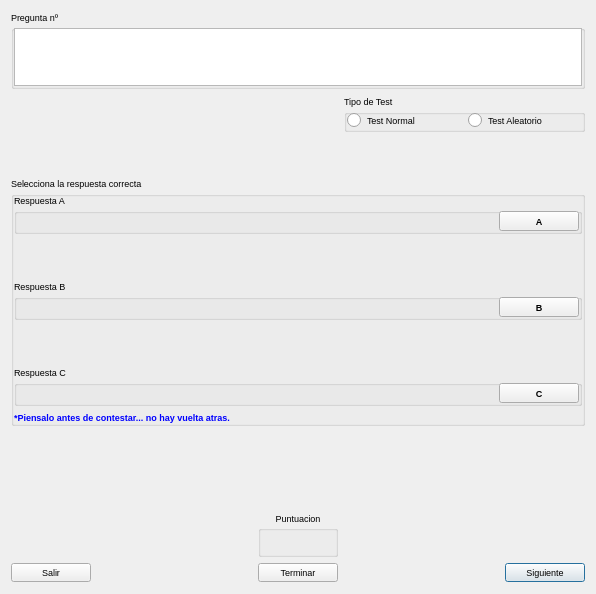
The window that examen.ui (kapyderi/recoverdrake-v3) describes before a commit, drawn with Qt 5.
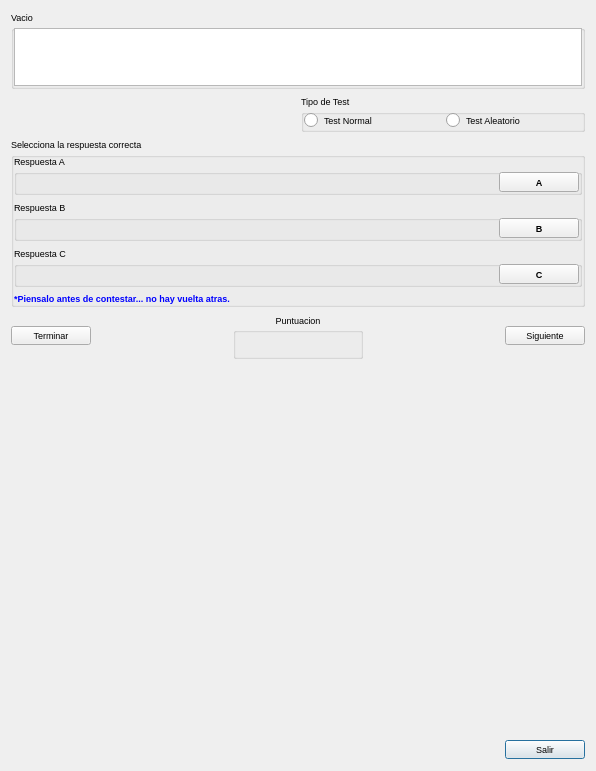
The same window after the commit. Icons and pictures are not drawn.

```diff
--- a/examen.ui
+++ b/examen.ui
@@ -7,7 +7,7 @@
     <x>0</x>
     <y>0</y>
     <width>596</width>
-    <height>594</height>
+    <height>771</height>
    </rect>
   </property>
   <property name="font">
@@ -25,13 +25,212 @@
   <property name="styleSheet">
    <string notr="true"/>
   </property>
-  <layout class="QGridLayout" name="gridLayout">
-   <item row="0" column="0" colspan="6">
-    <widget class="QGroupBox" name="groupBox">
+  <layout class="QGridLayout" name="gridLayout_10">
+   <item row="7" column="0" colspan="2">
+    <layout class="QGridLayout" name="gridLayout_9">
+     <item row="0" column="0">
+      <spacer name="horizontalSpacer">
+       <property name="orientation">
+        <enum>Qt::Horizontal</enum>
+       </property>
+       <property name="sizeHint" stdset="0">
+        <size>
+         <width>40</width>
+         <height>20</height>
+        </size>
+       </property>
+      </spacer>
+     </item>
+     <item row="0" column="1">
+      <widget class="QPushButton" name="pushButton_2">
+       <property name="toolTip">
+        <string>Nos vamos..</string>
+       </property>
+       <property name="statusTip">
+        <string>Nos vamos..</string>
+       </property>
+       <property name="whatsThis">
+        <string>Nos vamos..</string>
+       </property>
+       <property name="text">
+        <string>Salir</string>
+       </property>
+       <property name="icon">
+        <iconset resource="recoverdrake.qrc">
+         <normaloff>:/Imagenes/puerta.png</normaloff>:/Imagenes/puerta.png</iconset>
+       </property>
+       <property name="iconSize">
+        <size>
+         <width>25</width>
+         <height>25</height>
+        </size>
+       </property>
+      </widget>
+     </item>
+    </layout>
+   </item>
+   <item row="3" column="0" colspan="2">
+    <layout class="QGridLayout" name="gridLayout">
+     <item row="0" column="4">
+      <widget class="QLabel" name="label_8">
+       <property name="styleSheet">
+        <string notr="true">font: 18pt &quot;Sans Serif&quot;;
+color: rgb(255, 0, 0);
+font: bold;</string>
+       </property>
+       <property name="text">
+        <string/>
+       </property>
+       <property name="alignment">
+        <set>Qt::AlignCenter</set>
+       </property>
+      </widget>
+     </item>
+     <item row="0" column="2">
+      <widget class="QLabel" name="label">
+       <property name="sizePolicy">
+        <sizepolicy hsizetype="Minimum" vsizetype="Preferred">
+         <horstretch>0</horstretch>
+         <verstretch>0</verstretch>
+        </sizepolicy>
+       </property>
+       <property name="styleSheet">
+        <string notr="true">font: 18pt &quot;Sans Serif&quot;;
+color: rgb(0, 0, 255);
+font: bold;</string>
+       </property>
+       <property name="text">
+        <string/>
+       </property>
+       <property name="alignment">
+        <set>Qt::AlignCenter</set>
+       </property>
+      </widget>
+     </item>
+     <item row="0" column="3">
+      <widget class="QGroupBox" name="groupBox_5">
+       <property name="title">
+        <string>Puntuacion</string>
+       </property>
+       <property name="alignment">
+        <set>Qt::AlignCenter</set>
+       </property>
+       <property name="flat">
+        <bool>false</bool>
+       </property>
+       <layout class="QGridLayout" name="gridLayout_6">
+        <property name="leftMargin">
+         <number>0</number>
+        </property>
+        <property name="topMargin">
+         <number>0</number>
+        </property>
+        <property name="rightMargin">
+         <number>0</number>
+        </property>
+        <property name="bottomMargin">
+         <number>0</number>
+        </property>
+        <item row="0" column="0">
+         <widget class="QLabel" name="label_2">
+          <property name="styleSheet">
+           <string notr="true">font: 12pt &quot;Sans Serif&quot;;
+font: bold;</string>
+          </property>
+          <property name="text">
+           <string/>
+          </property>
+          <property name="alignment">
+           <set>Qt::AlignCenter</set>
+          </property>
+         </widget>
+        </item>
+        <item row="1" column="0">
+         <widget class="QLabel" name="label_9">
+          <property name="styleSheet">
+           <string notr="true">font: 12pt &quot;Sans Serif&quot;;
+font: bold;</string>
+          </property>
+          <property name="text">
+           <string/>
+          </property>
+          <property name="alignment">
+           <set>Qt::AlignCenter</set>
+          </property>
+         </widget>
+        </item>
+       </layout>
+      </widget>
+     </item>
+     <item row="0" column="5">
+      <widget class="QPushButton" name="pushButton_6">
+       <property name="sizePolicy">
+        <sizepolicy hsizetype="Fixed" vsizetype="Fixed">
+         <horstretch>0</horstretch>
+         <verstretch>0</verstretch>
+        </sizepolicy>
+       </property>
+       <property name="layoutDirection">
+        <enum>Qt::LeftToRight</enum>
+       </property>
+       <property name="text">
+        <string>Siguiente</string>
+       </property>
+       <property name="icon">
+        <iconset resource="recoverdrake.qrc">
+         <normaloff>:/Imagenes/derecha.jpeg</normaloff>:/Imagenes/derecha.jpeg</iconset>
+       </property>
+       <property name="iconSize">
+        <size>
+         <width>25</width>
+         <height>25</height>
+        </size>
+       </property>
+       <property name="autoDefault">
+        <bool>true</bool>
+       </property>
+      </widget>
+     </item>
+     <item row="0" column="0">
+      <widget class="QPushButton" name="pushButton_7">
+       <property name="sizePolicy">
+        <sizepolicy hsizetype="Fixed" vsizetype="Fixed">
+         <horstretch>0</horstretch>
+         <verstretch>0</verstretch>
+        </sizepolicy>
+       </property>
+       <property name="text">
+        <string>Terminar</string>
+       </property>
+       <property name="icon">
+        <iconset resource="recoverdrake.qrc">
+         <normaloff>:/Imagenes/bad.png</normaloff>:/Imagenes/bad.png</iconset>
+       </property>
+       <property name="iconSize">
+        <size>
+         <width>25</width>
+         <height>25</height>
+        </size>
+       </property>
+       <property name="autoDefault">
+        <bool>true</bool>
+       </property>
+      </widget>
+     </item>
+    </layout>
+   </item>
+   <item row="1" column="1">
+    <widget class="QGroupBox" name="groupBox_6">
+     <property name="sizePolicy">
+      <sizepolicy hsizetype="Preferred" vsizetype="Fixed">
+       <horstretch>0</horstretch>
+       <verstretch>0</verstretch>
+      </sizepolicy>
+     </property>
      <property name="title">
-      <string>Pregunta nº</string>
+      <string>Tipo de Test</string>
      </property>
-     <layout class="QGridLayout" name="gridLayout_2">
+     <layout class="QGridLayout" name="gridLayout_7">
       <property name="leftMargin">
        <number>0</number>
       </property>
@@ -44,70 +243,31 @@
       <property name="bottomMargin">
        <number>0</number>
       </property>
-      <item row="1" column="0">
-       <widget class="QTextEdit" name="textEdit">
-        <property name="maximumSize">
-         <size>
-          <width>16777215</width>
-          <height>58</height>
-         </size>
+      <item row="0" column="0">
+       <widget class="QRadioButton" name="radioButton">
+        <property name="text">
+         <string>Test Normal</string>
+        </property>
+       </widget>
+      </item>
+      <item row="0" column="1">
+       <widget class="QRadioButton" name="radioButton_2">
+        <property name="text">
+         <string>Test Aleatorio</string>
         </property>
        </widget>
       </item>
      </layout>
     </widget>
    </item>
-   <item row="10" column="5">
-    <widget class="QPushButton" name="pushButton_6">
-     <property name="layoutDirection">
-      <enum>Qt::RightToLeft</enum>
-     </property>
-     <property name="text">
-      <string>Siguiente</string>
-     </property>
-     <property name="icon">
-      <iconset resource="recoverdrake.qrc">
-       <normaloff>:/Imagenes/derecha.jpeg</normaloff>:/Imagenes/derecha.jpeg</iconset>
-     </property>
-     <property name="iconSize">
-      <size>
-       <width>25</width>
-       <height>25</height>
-      </size>
-     </property>
-     <property name="autoDefault">
-      <bool>true</bool>
-     </property>
-    </widget>
-   </item>
-   <item row="10" column="1">
-    <spacer name="horizontalSpacer">
-     <property name="orientation">
-      <enum>Qt::Horizontal</enum>
-     </property>
-     <property name="sizeHint" stdset="0">
-      <size>
-       <width>40</width>
-       <height>20</height>
-      </size>
-     </property>
-    </spacer>
-   </item>
-   <item row="10" column="4">
-    <spacer name="horizontalSpacer_2">
-     <property name="orientation">
-      <enum>Qt::Horizontal</enum>
-     </property>
-     <property name="sizeHint" stdset="0">
-      <size>
-       <width>40</width>
-       <height>20</height>
-      </size>
-     </property>
-    </spacer>
-   </item>
-   <item row="3" column="0" colspan="6">
+   <item row="2" column="0" colspan="2">
     <widget class="QGroupBox" name="groupBox_7">
+     <property name="sizePolicy">
+      <sizepolicy hsizetype="Preferred" vsizetype="Fixed">
+       <horstretch>0</horstretch>
+       <verstretch>0</verstretch>
+      </sizepolicy>
+     </property>
      <property name="title">
       <string>Selecciona la respuesta correcta</string>
      </property>
@@ -125,19 +285,6 @@
        <number>0</number>
       </property>
       <item row="1" column="0">
-       <spacer name="verticalSpacer_4">
-        <property name="orientation">
-         <enum>Qt::Vertical</enum>
-        </property>
-        <property name="sizeHint" stdset="0">
-         <size>
-          <width>20</width>
-          <height>40</height>
-         </size>
-        </property>
-       </spacer>
-      </item>
-      <item row="2" column="0">
        <widget class="QGroupBox" name="groupBox_3">
         <property name="title">
          <string>Respuesta B</string>
@@ -169,6 +316,12 @@
          </item>
          <item row="0" column="2">
           <widget class="QPushButton" name="pushButton_4">
+           <property name="sizePolicy">
+            <sizepolicy hsizetype="Preferred" vsizetype="Fixed">
+             <horstretch>0</horstretch>
+             <verstretch>0</verstretch>
+            </sizepolicy>
+           </property>
            <property name="maximumSize">
             <size>
              <width>201</width>
@@ -219,7 +372,7 @@
         </layout>
        </widget>
       </item>
-      <item row="4" column="0">
+      <item row="2" column="0">
        <widget class="QGroupBox" name="groupBox_4">
         <property name="title">
          <string>Respuesta C</string>
@@ -251,6 +404,12 @@
          </item>
          <item row="0" column="2">
           <widget class="QPushButton" name="pushButton_5">
+           <property name="sizePolicy">
+            <sizepolicy hsizetype="Preferred" vsizetype="Preferred">
+             <horstretch>0</horstretch>
+             <verstretch>0</verstretch>
+            </sizepolicy>
+           </property>
            <property name="maximumSize">
             <size>
              <width>201</width>
@@ -333,6 +492,12 @@
          </item>
          <item row="0" column="2">
           <widget class="QPushButton" name="pushButton_3">
+           <property name="sizePolicy">
+            <sizepolicy hsizetype="Minimum" vsizetype="Preferred">
+             <horstretch>0</horstretch>
+             <verstretch>0</verstretch>
+            </sizepolicy>
+           </property>
            <property name="maximumSize">
             <size>
              <width>201</width>
@@ -384,19 +549,6 @@
        </widget>
       </item>
       <item row="3" column="0">
-       <spacer name="verticalSpacer_5">
-        <property name="orientation">
-         <enum>Qt::Vertical</enum>
-        </property>
-        <property name="sizeHint" stdset="0">
-         <size>
-          <width>20</width>
-          <height>40</height>
-         </size>
-        </property>
-       </spacer>
-      </item>
-      <item row="5" column="0">
        <widget class="QLabel" name="label_7">
         <property name="styleSheet">
          <string notr="true">font: 7pt &quot;Sans Serif&quot;;
@@ -411,35 +563,18 @@
      </layout>
     </widget>
    </item>
-   <item row="10" column="2" colspan="2">
-    <widget class="QPushButton" name="pushButton_7">
-     <property name="text">
-      <string>Terminar</string>
+   <item row="0" column="0" colspan="2">
+    <widget class="QGroupBox" name="groupBox">
+     <property name="sizePolicy">
+      <sizepolicy hsizetype="Preferred" vsizetype="Fixed">
+       <horstretch>0</horstretch>
+       <verstretch>0</verstretch>
+      </sizepolicy>
      </property>
-     <property name="icon">
-      <iconset resource="recoverdrake.qrc">
-       <normaloff>:/Imagenes/bad.png</normaloff>:/Imagenes/bad.png</iconset>
-     </property>
-     <property name="iconSize">
-      <size>
-       <width>25</width>
-       <height>25</height>
-      </size>
-     </property>
-     <property name="autoDefault">
-      <bool>true</bool>
-     </property>
-    </widget>
-   </item>
-   <item row="9" column="2" colspan="2">
-    <widget class="QGroupBox" name="groupBox_5">
      <property name="title">
-      <string>Puntuacion</string>
+      <string>Vacio</string>
      </property>
-     <property name="alignment">
-      <set>Qt::AlignCenter</set>
-     </property>
-     <layout class="QGridLayout" name="gridLayout_6">
+     <layout class="QGridLayout" name="gridLayout_2">
       <property name="leftMargin">
        <number>0</number>
       </property>
@@ -452,129 +587,36 @@
       <property name="bottomMargin">
        <number>0</number>
       </property>
-      <item row="0" column="0">
-       <widget class="QLabel" name="label_2">
-        <property name="styleSheet">
-         <string notr="true">font: 12pt &quot;Sans Serif&quot;;
-font: bold;</string>
-        </property>
-        <property name="text">
-         <string/>
-        </property>
-        <property name="alignment">
-         <set>Qt::AlignCenter</set>
-        </property>
-       </widget>
-      </item>
       <item row="1" column="0">
-       <widget class="QLabel" name="label_9">
-        <property name="styleSheet">
-         <string notr="true">font: 12pt &quot;Sans Serif&quot;;
-font: bold;</string>
+       <widget class="QTextEdit" name="textEdit">
+        <property name="maximumSize">
+         <size>
+          <width>16777215</width>
+          <height>58</height>
+         </size>
         </property>
-        <property name="text">
-         <string/>
-        </property>
-        <property name="alignment">
-         <set>Qt::AlignCenter</set>
-        </property>
        </widget>
       </item>
      </layout>
     </widget>
    </item>
-   <item row="1" column="4" colspan="2">
-    <widget class="QGroupBox" name="groupBox_6">
-     <property name="title">
-      <string>Tipo de Test</string>
+   <item row="5" column="0" colspan="2">
+    <widget class="QLabel" name="label_3">
+     <property name="sizePolicy">
+      <sizepolicy hsizetype="Preferred" vsizetype="Preferred">
+       <horstretch>0</horstretch>
+       <verstretch>0</verstretch>
+      </sizepolicy>
      </property>
-     <layout class="QGridLayout" name="gridLayout_7">
-      <property name="leftMargin">
-       <number>0</number>
-      </property>
-      <property name="topMargin">
-       <number>0</number>
-      </property>
-      <property name="rightMargin">
-       <number>0</number>
-      </property>
-      <property name="bottomMargin">
-       <number>0</number>
-      </property>
-      <item row="0" column="0">
-       <widget class="QRadioButton" name="radioButton">
-        <property name="text">
-         <string>Test Normal</string>
-        </property>
-       </widget>
-      </item>
-      <item row="0" column="1">
-       <widget class="QRadioButton" name="radioButton_2">
-        <property name="text">
-         <string>Test Aleatorio</string>
-        </property>
-       </widget>
-      </item>
-     </layout>
-    </widget>
-   </item>
-   <item row="4" column="0" colspan="6">
-    <spacer name="verticalSpacer_2">
-     <property name="orientation">
-      <enum>Qt::Vertical</enum>
+     <property name="pixmap">
+      <pixmap resource="recoverdrake.qrc">:/Imagenes/Placa.png</pixmap>
      </property>
-     <property name="sizeHint" stdset="0">
-      <size>
-       <width>20</width>
-       <height>40</height>
-      </size>
+     <property name="scaledContents">
+      <bool>true</bool>
      </property>
-    </spacer>
-   </item>
-   <item row="2" column="4">
-    <spacer name="verticalSpacer_6">
-     <property name="orientation">
-      <enum>Qt::Vertical</enum>
-     </property>
-     <property name="sizeHint" stdset="0">
-      <size>
-       <width>20</width>
-       <height>40</height>
-      </size>
-     </property>
-    </spacer>
-   </item>
-   <item row="9" column="0" colspan="2">
-    <widget class="QLabel" name="label">
-     <property name="styleSheet">
-      <string notr="true">font: 18pt &quot;Sans Serif&quot;;
-color: rgb(0, 0, 255);
-font: bold;</string>
-     </property>
-     <property name="text">
-      <string/>
-     </property>
-     <property name="alignment">
-      <set>Qt::AlignCenter</set>
-     </property>
     </widget>
    </item>
-   <item row="9" column="4" colspan="2">
-    <widget class="QLabel" name="label_8">
-     <property name="styleSheet">
-      <string notr="true">font: 18pt &quot;Sans Serif&quot;;
-color: rgb(255, 0, 0);
-font: bold;</string>
-     </property>
-     <property name="text">
-      <string/>
-     </property>
-     <property name="alignment">
-      <set>Qt::AlignCenter</set>
-     </property>
-    </widget>
-   </item>
-   <item row="8" column="0">
+   <item row="6" column="0">
     <spacer name="verticalSpacer">
      <property name="orientation">
       <enum>Qt::Vertical</enum>
@@ -587,32 +629,6 @@
      </property>
     </spacer>
    </item>
-   <item row="10" column="0">
-    <widget class="QPushButton" name="pushButton_2">
-     <property name="toolTip">
-      <string>Nos vamos..</string>
-     </property>
-     <property name="statusTip">
-      <string>Nos vamos..</string>
-     </property>
-     <property name="whatsThis">
-      <string>Nos vamos..</string>
-     </property>
-     <property name="text">
-      <string>Salir</string>
-     </property>
-     <property name="icon">
-      <iconset resource="recoverdrake.qrc">
-       <normaloff>:/Imagenes/puerta.png</normaloff>:/Imagenes/puerta.png</iconset>
-     </property>
-     <property name="iconSize">
-      <size>
-       <width>25</width>
-       <height>25</height>
-      </size>
-     </property>
-    </widget>
-   </item>
   </layout>
  </widget>
  <resources>
```
